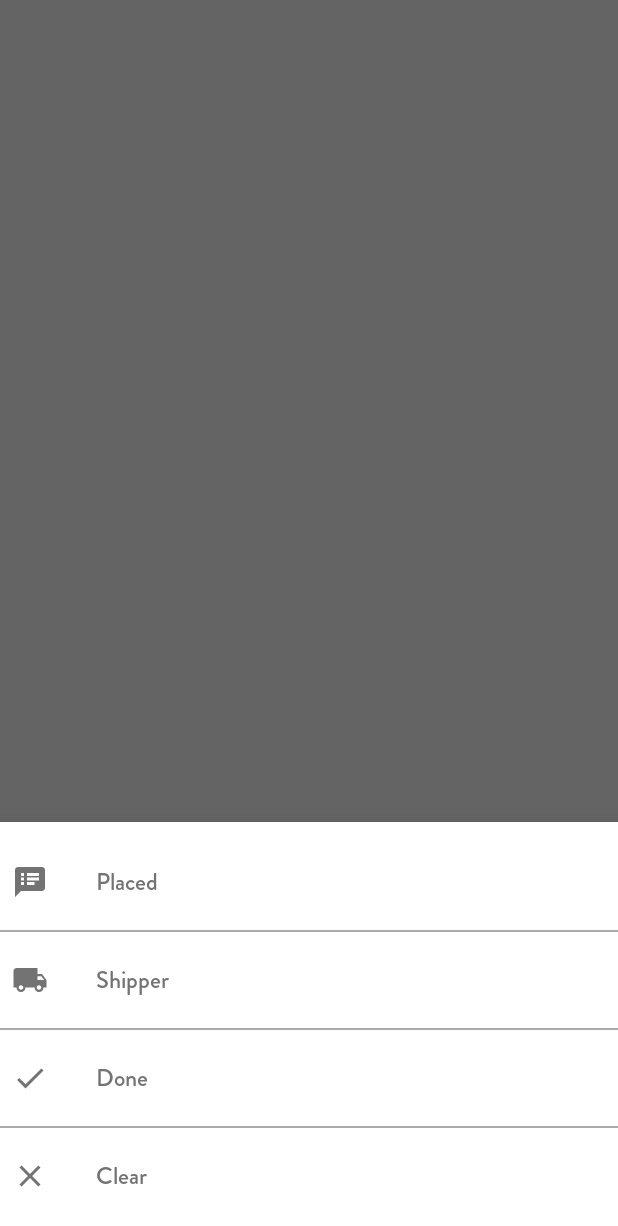
After one commit to phamquanghungkma/ManagementFoodApp, an Android app: the fragment BottomSheetOrderFragment shown on its own in the app's theme, on a phone screen of 412 x 824 dp. The commit adds this screen. Shown: the top 1226 px of the screen. Run offline under Robolectric (Android 15) with nearby library versions, the phone set to English and light mode, and no system bars; our stand-ins replace EventBus.

Commit message:
finish Filter order sever

```diff
--- a/app/src/main/java/com/tofukma/serverorderapp/adapter/MyOrderAdapter.kt
+++ b/app/src/main/java/com/tofukma/serverorderapp/adapter/MyOrderAdapter.kt
@@ -61,7 +61,7 @@ class MyOrderAdapter (internal var context: Context,
         Common.setPanStringColor("Trạng thái đơn hàng",Common.convertStatusToString(orderList[position].orderStatus),
         holder.txt_order_status,Color.parseColor("#005758"))
 
-        Common.setPanStringColor("Số đơn hàng ",if(orderList[position].carItemList != null) "0" else orderList[position].carItemList!!.size.toString(),
+        Common.setPanStringColor("Số đơn hàng ",if(orderList[position].carItemList == null) "0" else orderList[position].carItemList!!.size.toString(),
         holder.txt_num_item,Color.parseColor("#00574B"))
 
         Common.setPanStringColor("Ten ",orderList[position].userName,
--- /dev/null
+++ b/app/src/main/java/com/tofukma/serverorderapp/common/BottomSheetOrderFragment.kt
@@ -0,0 +1,56 @@
+package com.tofukma.serverorderapp.common
+
+import android.os.Bundle
+import android.view.LayoutInflater
+import android.view.View
+import android.view.ViewGroup
+import com.google.android.material.bottomsheet.BottomSheetDialogFragment
+import com.tofukma.serverorderapp.R
+import com.tofukma.serverorderapp.eventbus.LoadOrderEvent
+import kotlinx.android.synthetic.main.fragment_order_filter.*
+import org.greenrobot.eventbus.EventBus
+
+class BottomSheetOrderFragment : BottomSheetDialogFragment() {
+
+    override fun onCreate(savedInstanceState: Bundle?) {
+        super.onCreate(savedInstanceState)
+    }
+
+    override fun onCreateView(
+        inflater: LayoutInflater,
+        container: ViewGroup?,
+        savedInstanceState: Bundle?
+    ): View? {
+        val itemView = inflater.inflate(R.layout.fragment_order_filter,container,false)
+        return  itemView
+    }
+
+    override fun onViewCreated(view: View, savedInstanceState: Bundle?) {
+        super.onViewCreated(view, savedInstanceState)
+        initViews()
+    }
+
+    private fun initViews() {
+        place_filter.setOnClickListener {
+            EventBus.getDefault().postSticky(LoadOrderEvent(0));
+            dismiss()
+        }
+        shipping_filter.setOnClickListener {
+            EventBus.getDefault().postSticky(LoadOrderEvent(1));
+            dismiss()
+        }
+        shipped_filter.setOnClickListener {
+            EventBus.getDefault().postSticky(LoadOrderEvent(2));
+            dismiss()
+        }
+        clear_filter.setOnClickListener {
+            EventBus.getDefault().postSticky(LoadOrderEvent(-1));
+            dismiss()
+        }
+    }
+
+    companion object{
+        val instances:BottomSheetOrderFragment? = null
+            get() = field ?: BottomSheetOrderFragment()
+    }
+}
--- a/app/src/main/java/com/tofukma/serverorderapp/common/Common.kt
+++ b/app/src/main/java/com/tofukma/serverorderapp/common/Common.kt
@@ -47,7 +47,7 @@ object Common {
         when(orderStatus){
             0 -> "Đặt hàng"
             1 -> "Đang Chuyển Hàng"
-            2 -> "Vận Chuyển"
+            2 -> "Đến nơi"
             -1 -> "Hủy đơn hàng"
             else -> "Lỗi đặt hàng"
         }
--- /dev/null
+++ b/app/src/main/java/com/tofukma/serverorderapp/eventbus/LoadOrderEvent.kt
@@ -0,0 +1,4 @@
+package com.tofukma.serverorderapp.eventbus
+
+class LoadOrderEvent(val status: Int) {
+}
--- a/app/src/main/java/com/tofukma/serverorderapp/ui/order/OrderFragment.kt
+++ b/app/src/main/java/com/tofukma/serverorderapp/ui/order/OrderFragment.kt
@@ -13,6 +13,14 @@ import androidx.recyclerview.widget.LinearLayoutManager
 import androidx.recyclerview.widget.RecyclerView
 import com.tofukma.serverorderapp.R
 import com.tofukma.serverorderapp.adapter.MyOrderAdapter
+import com.tofukma.serverorderapp.common.BottomSheetOrderFragment
+import com.tofukma.serverorderapp.eventbus.ChangeMenuClick
+import com.tofukma.serverorderapp.eventbus.LoadOrderEvent
+import kotlinx.android.synthetic.main.fragment_order.*
+import org.greenrobot.eventbus.EventBus
+import org.greenrobot.eventbus.Subscribe
+import org.greenrobot.eventbus.ThreadMode
+import java.lang.StringBuilder
 
 class OrderFragment : Fragment()
 {
@@ -38,6 +46,10 @@ class OrderFragment : Fragment()
                 adapter = MyOrderAdapter(context!!,orderList)
                 recycler_order.adapter = adapter
                 recycler_order.layoutAnimation = layoutAnimationController
+
+                txt_order_filter.setText(StringBuilder("Order (")
+                    .append(orderList.size)
+                    .append(")"))
             }
         })
         return root
@@ -56,4 +68,37 @@ class OrderFragment : Fragment()
     override fun onCreateOptionsMenu(menu: Menu, inflater: MenuInflater) {
         inflater.inflate(R.menu.order_list_menu, menu)
     }
+
+    override fun onOptionsItemSelected(item: MenuItem): Boolean {
+        if(item.itemId == R.id.action_filter){
+            val bottomSheet = BottomSheetOrderFragment.instances
+            bottomSheet!!.show(activity!!.supportFragmentManager,"OrderList")
+        }
+        return true
+    }
+
+    override fun onStart() {
+        super.onStart()
+        if(!EventBus.getDefault().isRegistered(this))
+            EventBus.getDefault().register(this)
+    }
+
+    override fun onStop() {
+        if(EventBus.getDefault().hasSubscriberForEvent(LoadOrderEvent::class.java))
+            EventBus.getDefault().removeStickyEvent(LoadOrderEvent::class.java)
+        if (EventBus.getDefault().isRegistered(this))
+            EventBus.getDefault().unregister(this)
+        super.onStop()
+    }
+
+    override fun onDestroy() {
+        EventBus.getDefault().postSticky(ChangeMenuClick(true))
+        super.onDestroy()
+    }
+
+    @Subscribe(sticky = true, threadMode = ThreadMode.MAIN)
+    fun  onLoadOrder(event: LoadOrderEvent)
+    {
+        orderViewModel.loadOrder(event.status)
+    }
 }
--- a/app/src/main/java/com/tofukma/serverorderapp/ui/order/OrderViewModel.kt
+++ b/app/src/main/java/com/tofukma/serverorderapp/ui/order/OrderViewModel.kt
@@ -16,7 +16,7 @@ import kotlin.collections.ArrayList
 
 class OrderViewModel : ViewModel(), IOrderCallbackListener {
 
-    private var orderModelList = MutableLiveData<List<OrderModel>>()
+    private val orderModelList = MutableLiveData<List<OrderModel>>()
     val messsageError = MutableLiveData<String>()
     private val orderCallbackListener:IOrderCallbackListener
 
@@ -28,7 +28,7 @@ class OrderViewModel : ViewModel(), IOrderCallbackListener {
         return orderModelList
     }
 
-    private fun loadOrder(status: Int) {
+     fun loadOrder(status: Int) {
 
         val tempList  : MutableList<OrderModel> = ArrayList()
         val orderRef = FirebaseDatabase.getInstance()
@@ -53,8 +53,14 @@ class OrderViewModel : ViewModel(), IOrderCallbackListener {
     }
 
     override fun onOrderLoadSuccess(orderModel: List<OrderModel>) {
-       if (orderModel.size > 0)
+       if (orderModel.size >= 0) {
+           Collections.sort(orderModel){t1,t2 ->
+               if(t1.createDate < t2.createDate) return@sort -1
+               if(t1.createDate == t2.createDate) 0 else 1
+           }
+
            orderModelList.value = orderModel
+       }
     }
 
     override fun onOrderLoadFailed(message: String) {
--- /dev/null
+++ b/app/src/main/res/drawable/ic_baseline_clear_24.xml
@@ -0,0 +1,10 @@
+<vector xmlns:android="http://schemas.android.com/apk/res/android"
+    android:width="24dp"
+    android:height="24dp"
+    android:viewportWidth="24"
+    android:viewportHeight="24"
+    android:tint="?attr/colorControlNormal">
+  <path
+      android:fillColor="@android:color/white"
+      android:pathData="M19,6.41L17.59,5 12,10.59 6.41,5 5,6.41 10.59,12 5,17.59 6.41,19 12,13.41 17.59,19 19,17.59 13.41,12z"/>
+</vector>
--- /dev/null
+++ b/app/src/main/res/drawable/ic_baseline_done_24.xml
@@ -0,0 +1,10 @@
+<vector xmlns:android="http://schemas.android.com/apk/res/android"
+    android:width="24dp"
+    android:height="24dp"
+    android:viewportWidth="24"
+    android:viewportHeight="24"
+    android:tint="?attr/colorControlNormal">
+  <path
+      android:fillColor="@android:color/white"
+      android:pathData="M9,16.2L4.8,12l-1.4,1.4L9,19 21,7l-1.4,-1.4L9,16.2z"/>
+</vector>
--- /dev/null
+++ b/app/src/main/res/drawable/ic_baseline_local_shipping_24.xml
@@ -0,0 +1,10 @@
+<vector xmlns:android="http://schemas.android.com/apk/res/android"
+    android:width="24dp"
+    android:height="24dp"
+    android:viewportWidth="24"
+    android:viewportHeight="24"
+    android:tint="?attr/colorControlNormal">
+  <path
+      android:fillColor="@android:color/white"
+      android:pathData="M20,8h-3L17,4L3,4c-1.1,0 -2,0.9 -2,2v11h2c0,1.66 1.34,3 3,3s3,-1.34 3,-3h6c0,1.66 1.34,3 3,3s3,-1.34 3,-3h2v-5l-3,-4zM6,18.5c-0.83,0 -1.5,-0.67 -1.5,-1.5s0.67,-1.5 1.5,-1.5 1.5,0.67 1.5,1.5 -0.67,1.5 -1.5,1.5zM19.5,9.5l1.96,2.5L17,12L17,9.5h2.5zM18,18.5c-0.83,0 -1.5,-0.67 -1.5,-1.5s0.67,-1.5 1.5,-1.5 1.5,0.67 1.5,1.5 -0.67,1.5 -1.5,1.5z"/>
+</vector>
--- /dev/null
+++ b/app/src/main/res/drawable/ic_baseline_speaker_notes_black_24.xml
@@ -0,0 +1,10 @@
+<vector xmlns:android="http://schemas.android.com/apk/res/android"
+    android:width="24dp"
+    android:height="24dp"
+    android:viewportWidth="24"
+    android:viewportHeight="24"
+    android:tint="?attr/colorControlNormal">
+  <path
+      android:fillColor="@android:color/white"
+      android:pathData="M20,2L4,2c-1.1,0 -1.99,0.9 -1.99,2L2,22l4,-4h14c1.1,0 2,-0.9 2,-2L22,4c0,-1.1 -0.9,-2 -2,-2zM8,14L6,14v-2h2v2zM8,11L6,11L6,9h2v2zM8,8L6,8L6,6h2v2zM15,14h-5v-2h5v2zM18,11h-8L10,9h8v2zM18,8h-8L10,6h8v2z"/>
+</vector>
--- a/app/src/main/res/layout/fragment_order.xml
+++ b/app/src/main/res/layout/fragment_order.xml
@@ -1,11 +1,23 @@
 <?xml version="1.0" encoding="utf-8"?>
-<RelativeLayout xmlns:android="http://schemas.android.com/apk/res/android"
+<LinearLayout xmlns:android="http://schemas.android.com/apk/res/android"
     android:layout_width="match_parent"
-    android:layout_height="match_parent">
+    android:layout_height="match_parent"
+    android:orientation="vertical">
+
+    <TextView
+        android:id="@+id/txt_order_filter"
+        android:layout_width="match_parent"
+        android:layout_height="wrap_content"
+        android:fontFamily="@font/brandon_medium"
+        android:text="Order (0)"
+        android:textSize="20sp"
+        android:textStyle="bold"
+        android:gravity="center"
+        android:padding="16dp"
+        android:drawableLeft="@drawable/ic_baseline_speaker_notes_black_24"/>
 
     <androidx.recyclerview.widget.RecyclerView
         android:id="@+id/recycler_order"
         android:layout_width="match_parent"
-        android:layout_height="match_parent"
-        />
-</RelativeLayout>
+        android:layout_height="match_parent" />
+</LinearLayout>
--- /dev/null
+++ b/app/src/main/res/layout/fragment_order_filter.xml
@@ -0,0 +1,141 @@
+<?xml version="1.0" encoding="utf-8"?>
+<LinearLayout
+    xmlns:android="http://schemas.android.com/apk/res/android"
+    android:layout_width="match_parent"
+    android:layout_height="wrap_content"
+    android:orientation="vertical"
+    android:background="@android:color/white"
+    android:paddingBottom="8dp"
+    android:paddingTop="8dp">
+
+    <LinearLayout
+        android:id="@+id/place_filter"
+        android:layout_width="match_parent"
+        android:layout_height="wrap_content"
+        android:orientation="horizontal"
+        android:clickable="true"
+        android:foreground="?attr/selectableItemBackground"
+        android:paddingBottom="20dp"
+        android:paddingTop="20dp"
+        android:paddingLeft="8dp"
+        android:paddingRight="8dp">
+
+        <ImageView
+            android:layout_width="24dp"
+            android:layout_height="24dp"
+            android:layout_marginRight="32dp"
+            android:src="@drawable/ic_baseline_speaker_notes_black_24"
+            android:tint="#737373"/>
+
+        <TextView
+            android:layout_width="wrap_content"
+            android:layout_height="wrap_content"
+            android:layout_gravity="center_vertical"
+            android:fontFamily="@font/brandon_medium"
+            android:text="Placed"
+            android:textColor="#737373"
+            android:textSize="16sp" />
+
+    </LinearLayout>
+
+    <View
+        android:layout_width="match_parent"
+        android:layout_height="1dip"
+        android:background="@android:color/darker_gray"/>
+
+    <LinearLayout
+        android:id="@+id/shipping_filter"
+        android:layout_width="match_parent"
+        android:layout_height="wrap_content"
+        android:orientation="horizontal"
+        android:clickable="true"
+        android:foreground="?attr/selectableItemBackground"
+        android:paddingBottom="20dp"
+        android:paddingTop="20dp"
+        android:paddingLeft="8dp"
+        android:paddingRight="8dp">
+        <ImageView
+            android:layout_width="24dp"
+            android:layout_height="24dp"
+            android:layout_marginRight="32dp"
+            android:src="@drawable/ic_baseline_local_shipping_24"
+            android:tint="#737373"/>
+
+        <TextView
+            android:layout_width="wrap_content"
+            android:layout_height="wrap_content"
+            android:layout_gravity="center_vertical"
+            android:fontFamily="@font/brandon_medium"
+            android:text="Shipper"
+            android:textColor="#737373"
+            android:textSize="16sp" />
+
+    </LinearLayout>
+
+    <View
+        android:layout_width="match_parent"
+        android:layout_height="1dip"
+        android:background="@android:color/darker_gray"/>
+
+    <LinearLayout
+        android:id="@+id/shipped_filter"
+        android:layout_width="match_parent"
+        android:layout_height="wrap_content"
+        android:orientation="horizontal"
+        android:clickable="true"
+        android:foreground="?attr/selectableItemBackground"
+        android:paddingBottom="20dp"
+        android:paddingTop="20dp"
+        android:paddingLeft="8dp"
+        android:paddingRight="8dp">
+        <ImageView
+            android:layout_width="24dp"
+            android:layout_height="24dp"
+            android:layout_marginRight="32dp"
+            android:src="@drawable/ic_baseline_done_24"
+            android:tint="#737373"/>
+
+        <TextView
+            android:layout_width="wrap_content"
+            android:layout_height="wrap_content"
+            android:layout_gravity="center_vertical"
+            android:fontFamily="@font/brandon_medium"
+            android:text="Done"
+            android:textColor="#737373"
+            android:textSize="16sp" />
+
+    </LinearLayout>
+
+    <View
+        android:layout_width="match_parent"
+        android:layout_height="1dip"
+        android:background="@android:color/darker_gray"/>
+
+    <LinearLayout
+        android:id="@+id/clear_filter"
+        android:layout_width="match_parent"
+        android:layout_height="wrap_content"
+        android:orientation="horizontal"
+        android:clickable="true"
+        android:foreground="?attr/selectableItemBackground"
+        android:paddingBottom="20dp"
+        android:paddingTop="20dp"
+        android:paddingLeft="8dp"
+        android:paddingRight="8dp">
+        <ImageView
+            android:layout_width="24dp"
+            android:layout_height="24dp"
+            android:layout_marginRight="32dp"
+            android:src="@drawable/ic_baseline_clear_24"
+            android:tint="#737373"/>
+
+        <TextView
+            android:layout_width="wrap_content"
+            android:layout_height="wrap_content"
+            android:layout_gravity="center_vertical"
+            android:fontFamily="@font/brandon_medium"
+            android:text="Clear"
+            android:textColor="#737373"
+            android:textSize="16sp" />
+    </LinearLayout>
+</LinearLayout>
```
